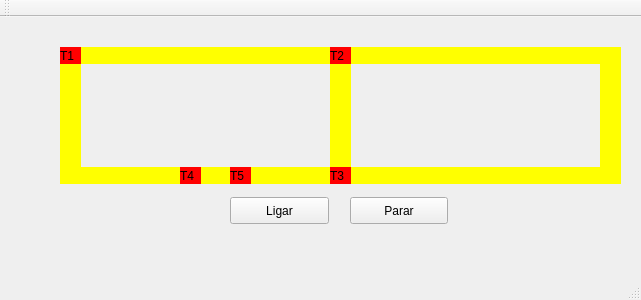
This is mainwindow.ui in Ezeque/Projeto_2_SO as Qt 5 draws it before an edit. The edited form follows.
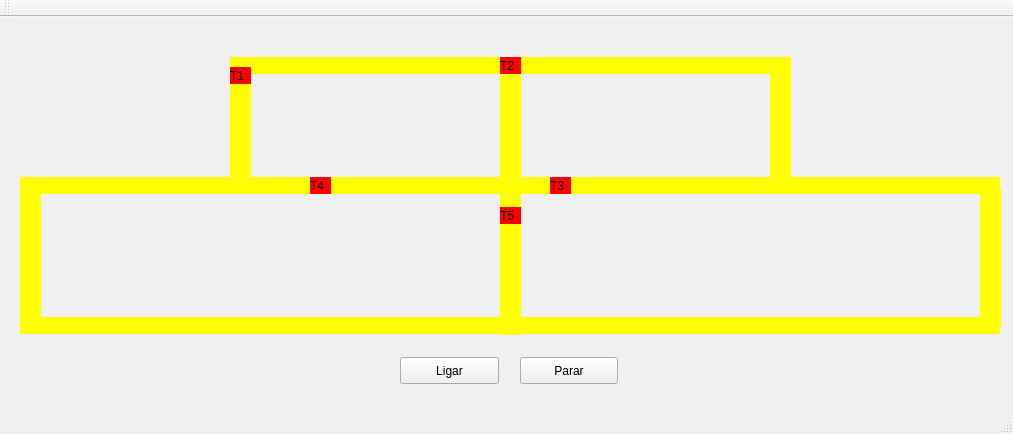
This is the edited form.

Commit message: mudado layout dos trilhos

Diff of the .ui file:
```diff
--- a/mainwindow.ui
+++ b/mainwindow.ui
@@ -6,35 +6,19 @@
    <rect>
     <x>0</x>
     <y>0</y>
-    <width>641</width>
-    <height>300</height>
+    <width>1013</width>
+    <height>434</height>
    </rect>
   </property>
   <property name="windowTitle">
    <string>MainWindow</string>
   </property>
   <widget class="QWidget" name="centralWidget">
-   <widget class="QLabel" name="label_trem1">
-    <property name="geometry">
-     <rect>
-      <x>60</x>
-      <y>30</y>
-      <width>21</width>
-      <height>17</height>
-     </rect>
-    </property>
-    <property name="styleSheet">
-     <string notr="true">QLabel { background: red}</string>
-    </property>
-    <property name="text">
-     <string>T1</string>
-    </property>
-   </widget>
    <widget class="QLabel" name="label_trilho1">
     <property name="geometry">
      <rect>
-      <x>80</x>
-      <y>30</y>
+      <x>250</x>
+      <y>40</y>
       <width>250</width>
       <height>17</height>
      </rect>
@@ -49,8 +33,8 @@
    <widget class="QLabel" name="label_trilho2">
     <property name="geometry">
      <rect>
-      <x>80</x>
-      <y>150</y>
+      <x>250</x>
+      <y>160</y>
       <width>250</width>
       <height>17</height>
      </rect>
@@ -65,8 +49,8 @@
    <widget class="QLabel" name="label_trilho3">
     <property name="geometry">
      <rect>
-      <x>330</x>
-      <y>30</y>
+      <x>500</x>
+      <y>40</y>
       <width>21</width>
       <height>137</height>
      </rect>
@@ -81,8 +65,8 @@
    <widget class="QLabel" name="label_trilho4">
     <property name="geometry">
      <rect>
-      <x>60</x>
-      <y>30</y>
+      <x>230</x>
+      <y>40</y>
       <width>21</width>
       <height>137</height>
      </rect>
@@ -97,8 +81,8 @@
    <widget class="QPushButton" name="pushButton">
     <property name="geometry">
      <rect>
-      <x>230</x>
-      <y>180</y>
+      <x>400</x>
+      <y>340</y>
       <width>99</width>
       <height>27</height>
      </rect>
@@ -110,8 +94,8 @@
    <widget class="QPushButton" name="pushButton_2">
     <property name="geometry">
      <rect>
-      <x>350</x>
-      <y>180</y>
+      <x>520</x>
+      <y>340</y>
       <width>98</width>
       <height>27</height>
      </rect>
@@ -123,8 +107,8 @@
    <widget class="QLabel" name="label_trilho4_2">
     <property name="geometry">
      <rect>
-      <x>600</x>
-      <y>30</y>
+      <x>770</x>
+      <y>40</y>
       <width>21</width>
       <height>137</height>
      </rect>
@@ -139,8 +123,8 @@
    <widget class="QLabel" name="label_trilho1_2">
     <property name="geometry">
      <rect>
-      <x>350</x>
-      <y>30</y>
+      <x>520</x>
+      <y>40</y>
       <width>250</width>
       <height>17</height>
      </rect>
@@ -155,9 +139,9 @@
    <widget class="QLabel" name="label_trilho2_2">
     <property name="geometry">
      <rect>
-      <x>350</x>
-      <y>150</y>
-      <width>250</width>
+      <x>520</x>
+      <y>300</y>
+      <width>480</width>
       <height>17</height>
      </rect>
     </property>
@@ -168,27 +152,123 @@
      <string/>
     </property>
    </widget>
-   <widget class="QLabel" name="label_trem2">
+   <widget class="QLabel" name="label_trilho11">
     <property name="geometry">
      <rect>
-      <x>330</x>
-      <y>30</y>
+      <x>500</x>
+      <y>177</y>
       <width>21</width>
+      <height>141</height>
+     </rect>
+    </property>
+    <property name="styleSheet">
+     <string notr="true">QLabel { background: yellow}</string>
+    </property>
+    <property name="text">
+     <string/>
+    </property>
+   </widget>
+   <widget class="QLabel" name="label_trilho7">
+    <property name="geometry">
+     <rect>
+      <x>20</x>
+      <y>300</y>
+      <width>480</width>
       <height>17</height>
      </rect>
     </property>
     <property name="styleSheet">
-     <string notr="true">QLabel { background: red}</string>
+     <string notr="true">QLabel { background: yellow}</string>
     </property>
     <property name="text">
-     <string>T2</string>
+     <string/>
+    </property>
+   </widget>
+   <widget class="QLabel" name="label_trilho12">
+    <property name="geometry">
+     <rect>
+      <x>20</x>
+      <y>160</y>
+      <width>21</width>
+      <height>141</height>
+     </rect>
+    </property>
+    <property name="styleSheet">
+     <string notr="true">QLabel { background: yellow}</string>
+    </property>
+    <property name="text">
+     <string/>
+    </property>
+   </widget>
+   <widget class="QLabel" name="label_trilho8">
+    <property name="geometry">
+     <rect>
+      <x>30</x>
+      <y>160</y>
+      <width>200</width>
+      <height>17</height>
+     </rect>
+    </property>
+    <property name="styleSheet">
+     <string notr="true">QLabel { background: yellow}</string>
+    </property>
+    <property name="text">
+     <string/>
+    </property>
+   </widget>
+   <widget class="QLabel" name="label_trilho9">
+    <property name="geometry">
+     <rect>
+      <x>520</x>
+      <y>160</y>
+      <width>250</width>
+      <height>17</height>
+     </rect>
+    </property>
+    <property name="styleSheet">
+     <string notr="true">QLabel { background: yellow}</string>
+    </property>
+    <property name="text">
+     <string/>
+    </property>
+   </widget>
+   <widget class="QLabel" name="label_trilho10">
+    <property name="geometry">
+     <rect>
+      <x>790</x>
+      <y>160</y>
+      <width>210</width>
+      <height>17</height>
+     </rect>
+    </property>
+    <property name="styleSheet">
+     <string notr="true">QLabel { background: yellow}</string>
+    </property>
+    <property name="text">
+     <string/>
+    </property>
+   </widget>
+   <widget class="QLabel" name="label_trilho13">
+    <property name="geometry">
+     <rect>
+      <x>980</x>
+      <y>170</y>
+      <width>21</width>
+      <height>141</height>
+     </rect>
+    </property>
+    <property name="styleSheet">
+     <string notr="true">QLabel { background: yellow}</string>
+    </property>
+    <property name="text">
+     <string/>
     </property>
    </widget>
    <widget class="QLabel" name="label_trem3">
     <property name="geometry">
      <rect>
-      <x>330</x>
-      <y>150</y>
+      <x>550</x>
+      <y>160</y>
       <width>21</width>
       <height>17</height>
      </rect>
@@ -200,27 +280,11 @@
      <string>T3</string>
     </property>
    </widget>
-   <widget class="QLabel" name="label_trem4">
-    <property name="geometry">
-     <rect>
-      <x>180</x>
-      <y>150</y>
-      <width>21</width>
-      <height>17</height>
-     </rect>
-    </property>
-    <property name="styleSheet">
-     <string notr="true">QLabel { background: red}</string>
-    </property>
-    <property name="text">
-     <string>T4</string>
-    </property>
-   </widget>
    <widget class="QLabel" name="label_trem5">
     <property name="geometry">
      <rect>
-      <x>230</x>
-      <y>150</y>
+      <x>500</x>
+      <y>190</y>
       <width>21</width>
       <height>17</height>
      </rect>
@@ -232,20 +296,54 @@
      <string>T5</string>
     </property>
    </widget>
-   <zorder>label_trilho1</zorder>
-   <zorder>label_trilho2</zorder>
-   <zorder>label_trilho3</zorder>
-   <zorder>label_trilho4</zorder>
-   <zorder>label_trem1</zorder>
-   <zorder>pushButton</zorder>
-   <zorder>pushButton_2</zorder>
-   <zorder>label_trilho4_2</zorder>
-   <zorder>label_trilho1_2</zorder>
-   <zorder>label_trilho2_2</zorder>
-   <zorder>label_trem2</zorder>
-   <zorder>label_trem3</zorder>
-   <zorder>label_trem4</zorder>
-   <zorder>label_trem5</zorder>
+   <widget class="QLabel" name="label_trem4">
+    <property name="geometry">
+     <rect>
+      <x>310</x>
+      <y>160</y>
+      <width>21</width>
+      <height>17</height>
+     </rect>
+    </property>
+    <property name="styleSheet">
+     <string notr="true">QLabel { background: red}</string>
+    </property>
+    <property name="text">
+     <string>T4</string>
+    </property>
+   </widget>
+   <widget class="QLabel" name="label_trem2">
+    <property name="geometry">
+     <rect>
+      <x>500</x>
+      <y>40</y>
+      <width>21</width>
+      <height>17</height>
+     </rect>
+    </property>
+    <property name="styleSheet">
+     <string notr="true">QLabel { background: red}</string>
+    </property>
+    <property name="text">
+     <string>T2</string>
+    </property>
+   </widget>
+   <widget class="QLabel" name="label_trem1">
+    <property name="geometry">
+     <rect>
+      <x>230</x>
+      <y>50</y>
+      <width>21</width>
+      <height>17</height>
+     </rect>
+    </property>
+    <property name="styleSheet">
+     <string notr="true">QLabel { background: red}</string>
+    </property>
+    <property name="text">
+     <string>T1</string>
+    </property>
+   </widget>
   </widget>
   <widget class="QMenuBar" name="menuBar">
    <property name="geometry">
```
Left out of the diff: 8 changed lines with no effect on the pictures.
